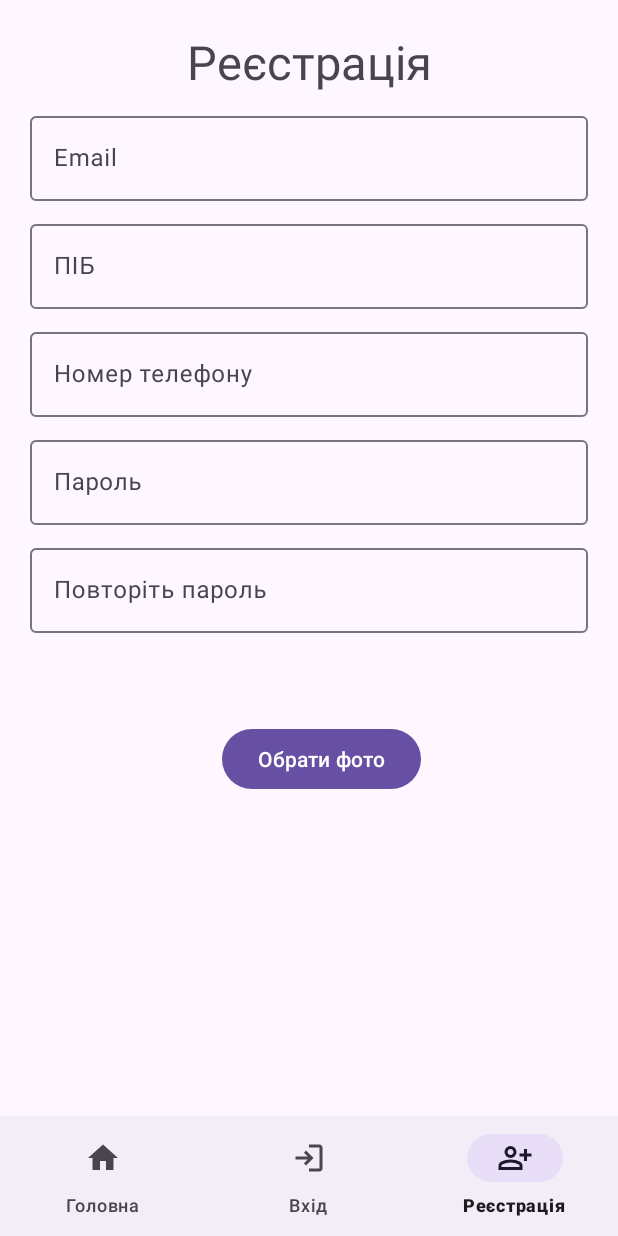
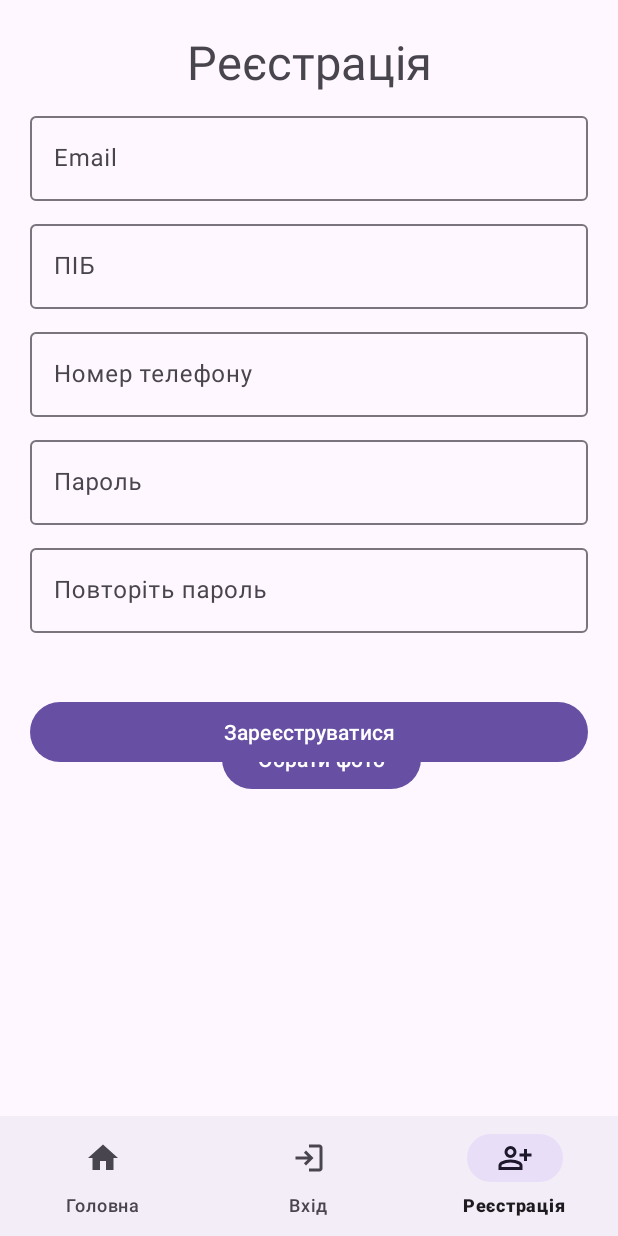
Before and after one commit to Light2Night/LiteAndroidApp, an Android app: the screen it shows after launch (MainActivity), item 3 of the bottom bar chosen, on a phone screen of 412 x 824 dp. Run offline under Robolectric (Android 15) with nearby library versions, the phone set to English and light mode, and no system bars; pictures from the network do not load.

Commit message:
Added registration button to fragment_registration

```diff
--- a/app/src/main/java/com/it/liteapp/RegistrationFragment.java
+++ b/app/src/main/java/com/it/liteapp/RegistrationFragment.java
@@ -38,7 +38,7 @@ public class RegistrationFragment extends Fragment {
         View view = inflater.inflate(R.layout.fragment_registration, container, false);
 
         imageView = view.findViewById(R.id.image);
-        Button button = view.findViewById(R.id.button);
+        Button button = view.findViewById(R.id.photoButton);
 
         Glide.with(this)
                 .load("https://uxwing.com/wp-content/themes/uxwing/download/peoples-avatars/corporate-user-icon.png")
--- a/app/src/main/res/layout/fragment_registration.xml
+++ b/app/src/main/res/layout/fragment_registration.xml
@@ -106,7 +106,7 @@
             tools:srcCompat="@tools:sample/avatars" />
 
         <Button
-            android:id="@+id/button"
+            android:id="@+id/photoButton"
             android:layout_width="wrap_content"
             android:layout_height="wrap_content"
             android:layout_marginTop="60dp"
@@ -115,6 +115,16 @@
             app:layout_constraintStart_toEndOf="@+id/image"
             app:layout_constraintTop_toBottomOf="@+id/repeatPassword" />
 
+        <Button
+            android:id="@+id/button"
+            android:layout_width="0dp"
+            android:layout_height="wrap_content"
+            android:layout_marginTop="10dp"
+            android:text="@string/registerButton"
+            app:layout_constraintEnd_toEndOf="parent"
+            app:layout_constraintStart_toStartOf="parent"
+            app:layout_constraintTop_toBottomOf="@id/image" />
+
     </androidx.constraintlayout.widget.ConstraintLayout>
 
 </FrameLayout>
--- a/app/src/main/res/values/strings.xml
+++ b/app/src/main/res/values/strings.xml
@@ -10,6 +10,7 @@
     <string name="password">Пароль</string>
     <string name="repeatPassword">Повторіть пароль</string>
     <string name="loginButton">Увійти</string>
+    <string name="registerButton">Зареєструватися</string>
     <string name="home">Домашня сторінка</string>
     <string name="search">Пошук</string>
     <string name="main_page_header">Головна сторінка</string>
```
